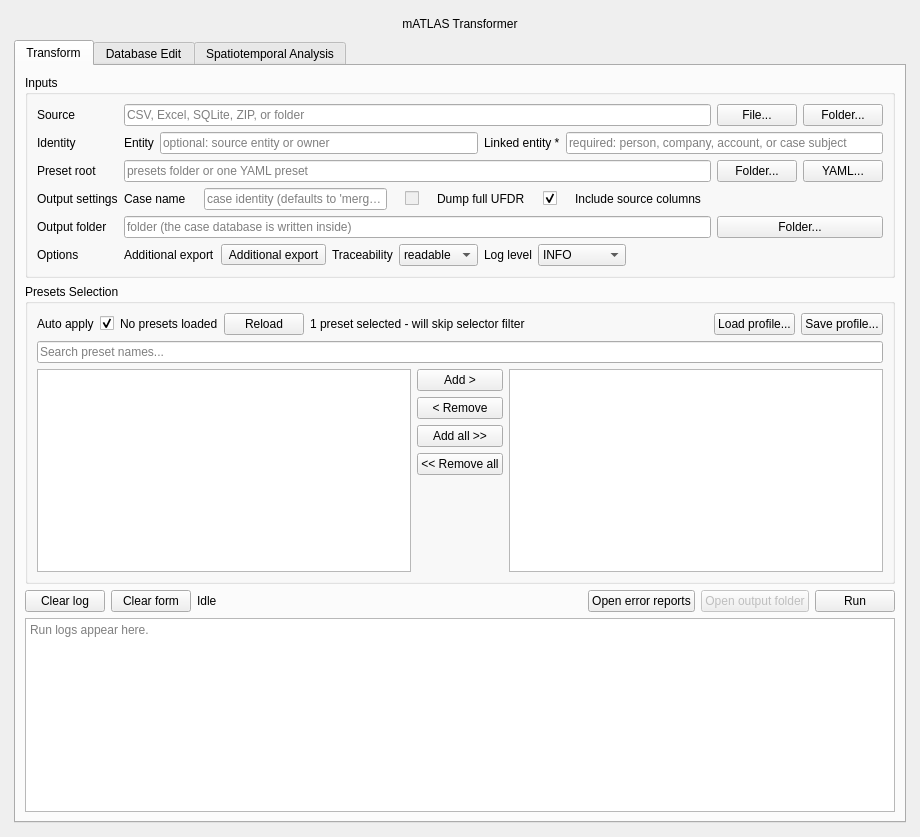
Ben0x0a/mATLAS, file gui/main_window.ui: the form before one commit.
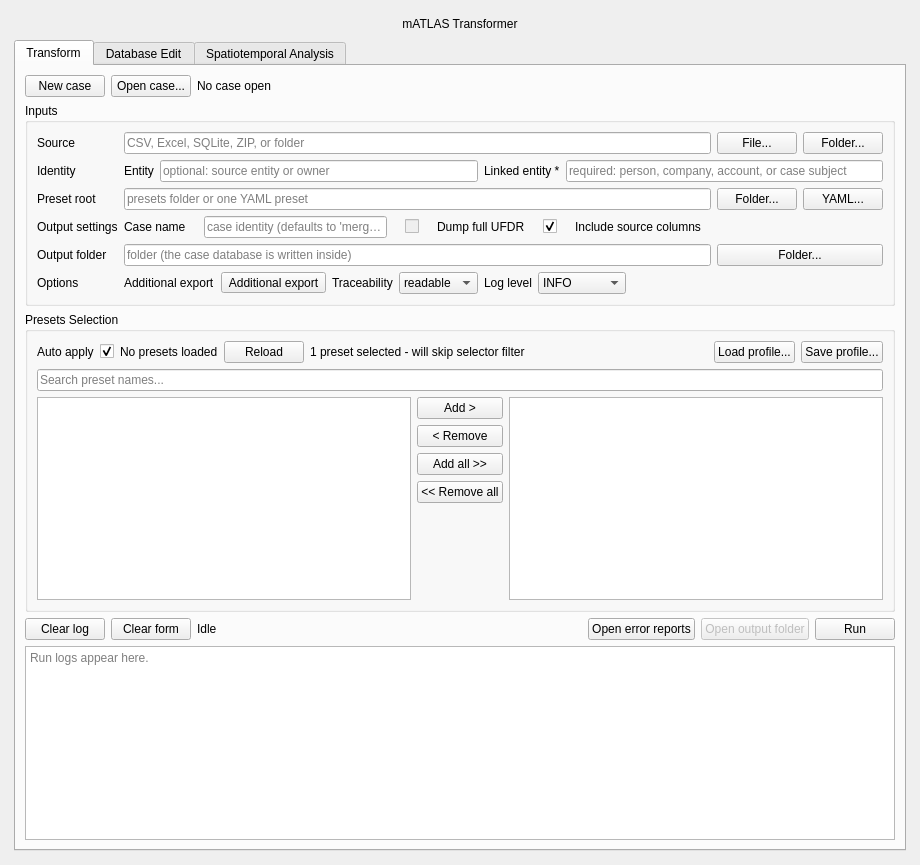
The form after the commit. Custom widgets are drawn as their Qt base class.

Commit message: gui: case bar with new/open case controls and a persistent case summary

What changed in the file:
```diff
--- a/gui/main_window.ui
+++ b/gui/main_window.ui
@@ -120,6 +120,50 @@
         <string>Transform</string>
        </attribute>
        <layout class="QVBoxLayout" name="transformTabLayout">
+    <item>
+     <layout class="QHBoxLayout" name="caseBarLayout">
+      <item>
+       <widget class="QPushButton" name="newCaseButton">
+        <property name="toolTip">
+         <string>Start a fresh case: clear the case name and detach the open case.</string>
+        </property>
+        <property name="text">
+         <string>New case</string>
+        </property>
+       </widget>
+      </item>
+      <item>
+       <widget class="QPushButton" name="openCaseButton">
+        <property name="toolTip">
+         <string>Open an existing &lt;name&gt;.matlas.sqlite case; a run then appends to it.</string>
+        </property>
+        <property name="text">
+         <string>Open case...</string>
+        </property>
+       </widget>
+      </item>
+      <item>
+       <widget class="QLabel" name="caseSummaryLabel">
+        <property name="text">
+         <string>No case open</string>
+        </property>
+       </widget>
+      </item>
+      <item>
+       <spacer name="caseBarSpacer">
+        <property name="orientation">
+         <enum>Qt::Horizontal</enum>
+        </property>
+        <property name="sizeHint" stdset="0">
+         <size>
+          <width>40</width>
+          <height>20</height>
+         </size>
+        </property>
+       </spacer>
+      </item>
+     </layout>
+    </item>
     <item>
      <widget class="QGroupBox" name="inputGroup">
       <property name="title">
```
The commit also changes 3 other files.
